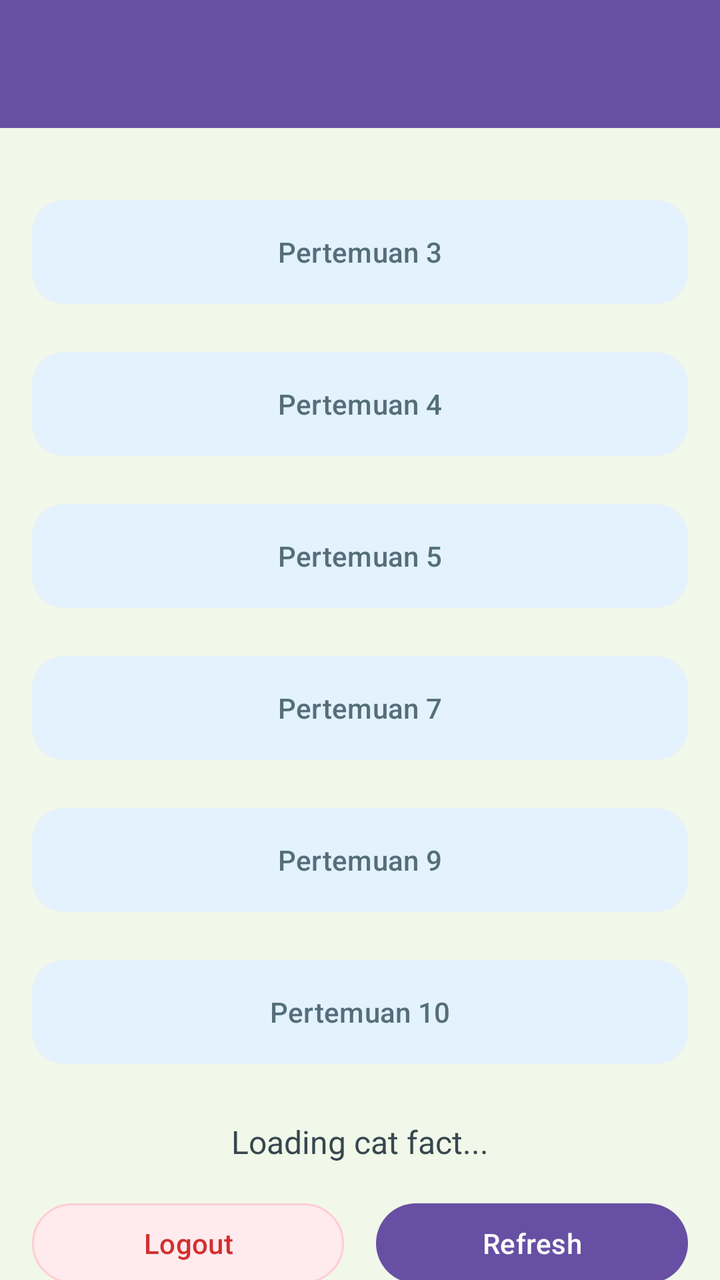
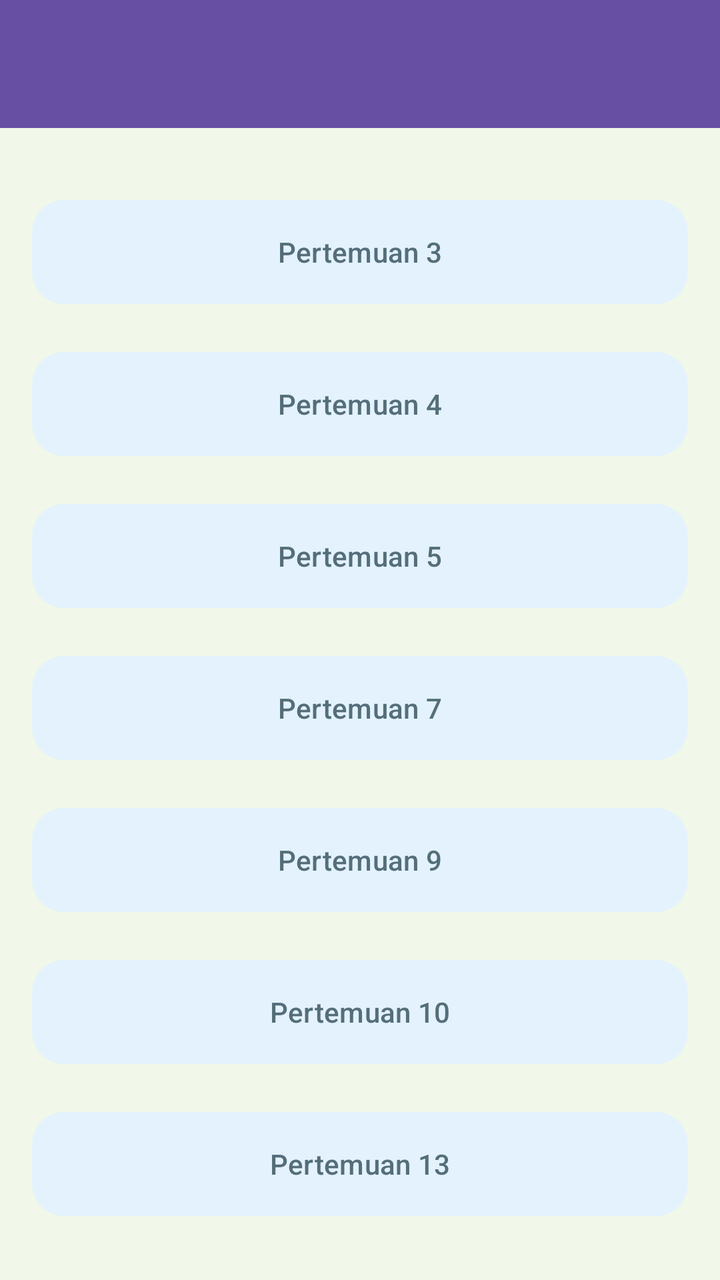

Compare the two renders of this Android layout. The source of the first and the diff that turns it into the second are given below.
<!-- AndroidManifest.xml: application theme Theme.PaniApps -->
<!-- res/layout/fragment_home.xml -->
<?xml version="1.0" encoding="utf-8"?>
<androidx.coordinatorlayout.widget.CoordinatorLayout
    xmlns:android="http://schemas.android.com/apk/res/android"
    xmlns:app="http://schemas.android.com/apk/res-auto"
    xmlns:tools="http://schemas.android.com/tools"
    android:layout_width="match_parent"
    android:layout_height="match_parent"
    android:background="#F1F8E9"
    tools:context=".Home.HomeFragment">

    <com.google.android.material.appbar.AppBarLayout
        android:id="@+id/appBarLayout"
        android:layout_width="match_parent"
        android:layout_height="wrap_content"
        android:theme="@style/ThemeOverlay.AppCompat.Dark.ActionBar">

        <androidx.appcompat.widget.Toolbar
            android:id="@+id/toolbar"
            android:layout_width="match_parent"
            android:layout_height="?attr/actionBarSize"
            android:background="?attr/colorPrimary"
            app:layout_scrollFlags="scroll|enterAlways"
            app:subtitleTextColor="@android:color/white"
            app:titleTextColor="@android:color/white" />
    </com.google.android.material.appbar.AppBarLayout>

    <androidx.core.widget.NestedScrollView
        android:layout_width="match_parent"
        android:layout_height="match_parent"
        android:fillViewport="true"
        app:layout_behavior="@string/appbar_scrolling_view_behavior">

        <androidx.constraintlayout.widget.ConstraintLayout
            android:layout_width="match_parent"
            android:layout_height="wrap_content"
            android:padding="16dp">

            <Button
                android:id="@+id/btnToThird"
                android:layout_width="0dp"
                android:layout_height="60dp"
                android:layout_marginTop="16dp"
                android:elevation="2dp"
                android:text="Pertemuan 3"
                android:textAllCaps="false"
                android:textColor="#546E7A"
                app:backgroundTint="#E3F2FD"
                app:cornerRadius="16dp"
                app:layout_constraintEnd_toEndOf="parent"
                app:layout_constraintStart_toStartOf="parent"
                app:layout_constraintTop_toTopOf="parent" />

            <Button
                android:id="@+id/btnToFourth"
                android:layout_width="0dp"
                android:layout_height="60dp"
                android:layout_marginTop="16dp"
                android:elevation="2dp"
                android:text="Pertemuan 4"
                android:textAllCaps="false"
                android:textColor="#546E7A"
                app:backgroundTint="#E3F2FD"
                app:cornerRadius="16dp"
                app:layout_constraintEnd_toEndOf="parent"
                app:layout_constraintStart_toStartOf="parent"
                app:layout_constraintTop_toBottomOf="@+id/btnToThird" />

            <Button
                android:id="@+id/btnToFifth"
                android:layout_width="0dp"
                android:layout_height="60dp"
                android:layout_marginTop="16dp"
                android:elevation="2dp"
                android:text="Pertemuan 5"
                android:textAllCaps="false"
                android:textColor="#546E7A"
                app:backgroundTint="#E3F2FD"
                app:cornerRadius="16dp"
                app:layout_constraintEnd_toEndOf="parent"
                app:layout_constraintStart_toStartOf="parent"
                app:layout_constraintTop_toBottomOf="@+id/btnToFourth" />

            <Button
                android:id="@+id/btnToSeventh"
                android:layout_width="0dp"
                android:layout_height="60dp"
                android:layout_marginTop="16dp"
                android:elevation="2dp"
                android:text="Pertemuan 7"
                android:textAllCaps="false"
                android:textColor="#546E7A"
                app:backgroundTint="#E3F2FD"
                app:cornerRadius="16dp"
                app:layout_constraintEnd_toEndOf="parent"
                app:layout_constraintStart_toStartOf="parent"
                app:layout_constraintTop_toBottomOf="@+id/btnToFifth" />

            <Button
                android:id="@+id/btnToNinth"
                android:layout_width="0dp"
                android:layout_height="60dp"
                android:layout_marginTop="16dp"
                android:elevation="2dp"
                android:text="Pertemuan 9"
                android:textAllCaps="false"
                android:textColor="#546E7A"
                app:backgroundTint="#E3F2FD"
                app:cornerRadius="16dp"
                app:layout_constraintEnd_toEndOf="parent"
                app:layout_constraintStart_toStartOf="parent"
                app:layout_constraintTop_toBottomOf="@+id/btnToSeventh" />

            <Button
                android:id="@+id/btnToTenth"
                android:layout_width="0dp"
                android:layout_height="60dp"
                android:layout_marginTop="16dp"
                android:elevation="2dp"
                android:text="Pertemuan 10"
                android:textAllCaps="false"
                android:textColor="#546E7A"
                app:backgroundTint="#E3F2FD"
                app:cornerRadius="16dp"
                app:layout_constraintEnd_toEndOf="parent"
                app:layout_constraintStart_toStartOf="parent"
                app:layout_constraintTop_toBottomOf="@+id/btnToNinth" />

            
            <TextView
                android:id="@+id/tvCatFact"
                android:layout_width="0dp"
                android:layout_height="wrap_content"
                android:layout_marginTop="24dp"
                android:gravity="center"
                android:text="Loading cat fact..."
                android:textColor="#37474F"
                android:textSize="16sp"
                app:layout_constraintEnd_toEndOf="parent"
                app:layout_constraintStart_toStartOf="parent"
                app:layout_constraintTop_toBottomOf="@+id/btnToTenth" />

            
            <Button
                android:id="@+id/btnLogout"
                android:layout_width="0dp"
                android:layout_height="wrap_content"
                android:layout_marginTop="16dp"
                android:layout_marginEnd="8dp"
                android:text="Logout"
                android:textAllCaps="false"
                android:textColor="#D32F2F"
                app:backgroundTint="#FFEBEE"
                app:cornerRadius="24dp"
                app:strokeColor="#FFCDD2"
                app:strokeWidth="1dp"
                app:layout_constraintEnd_toStartOf="@+id/btnRefresh"
                app:layout_constraintHorizontal_chainStyle="spread"
                app:layout_constraintStart_toStartOf="parent"
                app:layout_constraintTop_toBottomOf="@+id/tvCatFact" />


            <Button
                android:id="@+id/btnRefresh"
                android:layout_width="0dp"
                android:layout_height="wrap_content"
                android:layout_marginStart="8dp"
                android:text="Refresh"
                android:textAllCaps="false"
                app:cornerRadius="24dp"
                app:layout_constraintBottom_toBottomOf="@+id/btnLogout"
                app:layout_constraintEnd_toEndOf="parent"
                app:layout_constraintStart_toEndOf="@+id/btnLogout"
                app:layout_constraintTop_toTopOf="@+id/btnLogout" />

            
            <androidx.recyclerview.widget.RecyclerView
                android:id="@+id/rvGallery"
                android:layout_width="0dp"
                android:layout_height="wrap_content"
                android:layout_marginTop="16dp"
                android:nestedScrollingEnabled="false"
                app:layout_constraintBottom_toBottomOf="parent"
                app:layout_constraintEnd_toEndOf="parent"
                app:layout_constraintStart_toStartOf="parent"
                app:layout_constraintTop_toBottomOf="@+id/btnLogout" />

        </androidx.constraintlayout.widget.ConstraintLayout>

    </androidx.core.widget.NestedScrollView>

</androidx.coordinatorlayout.widget.CoordinatorLayout>
<!-- resources referenced by this layout -->
<resources>
  <style name="Theme.PaniApps" parent="Base.Theme.PaniApps" />
  <style name="Base.Theme.PaniApps" parent="Theme.Material3.DayNight.NoActionBar">
          
          
      </style>
</resources>

<!-- the commit's change to res/layout/fragment_home.xml (unified diff, before → after) -->
@@ -125,7 +125,21 @@
                 app:layout_constraintStart_toStartOf="parent"
                 app:layout_constraintTop_toBottomOf="@+id/btnToNinth" />
 
-            
+            <Button
+                android:id="@+id/btnToThirteenth"
+                android:layout_width="0dp"
+                android:layout_height="60dp"
+                android:layout_marginTop="16dp"
+                android:elevation="2dp"
+                android:text="Pertemuan 13"
+                android:textAllCaps="false"
+                android:textColor="#546E7A"
+                app:backgroundTint="#E3F2FD"
+                app:cornerRadius="16dp"
+                app:layout_constraintEnd_toEndOf="parent"
+                app:layout_constraintStart_toStartOf="parent"
+                app:layout_constraintTop_toBottomOf="@+id/btnToTenth" />
+
             <TextView
                 android:id="@+id/tvCatFact"
                 android:layout_width="0dp"
@@ -137,9 +151,8 @@
                 android:textSize="16sp"
                 app:layout_constraintEnd_toEndOf="parent"
                 app:layout_constraintStart_toStartOf="parent"
-                app:layout_constraintTop_toBottomOf="@+id/btnToTenth" />
-
-            
+                app:layout_constraintTop_toBottomOf="@+id/btnToThirteenth" />
+
             <Button
                 android:id="@+id/btnLogout"
                 android:layout_width="0dp"
@@ -158,7 +171,6 @@
                 app:layout_constraintStart_toStartOf="parent"
                 app:layout_constraintTop_toBottomOf="@+id/tvCatFact" />
 
-
             <Button
                 android:id="@+id/btnRefresh"
                 android:layout_width="0dp"
@@ -172,7 +184,6 @@
                 app:layout_constraintStart_toEndOf="@+id/btnLogout"
                 app:layout_constraintTop_toTopOf="@+id/btnLogout" />
 
-            
             <androidx.recyclerview.widget.RecyclerView
                 android:id="@+id/rvGallery"
                 android:layout_width="0dp"
